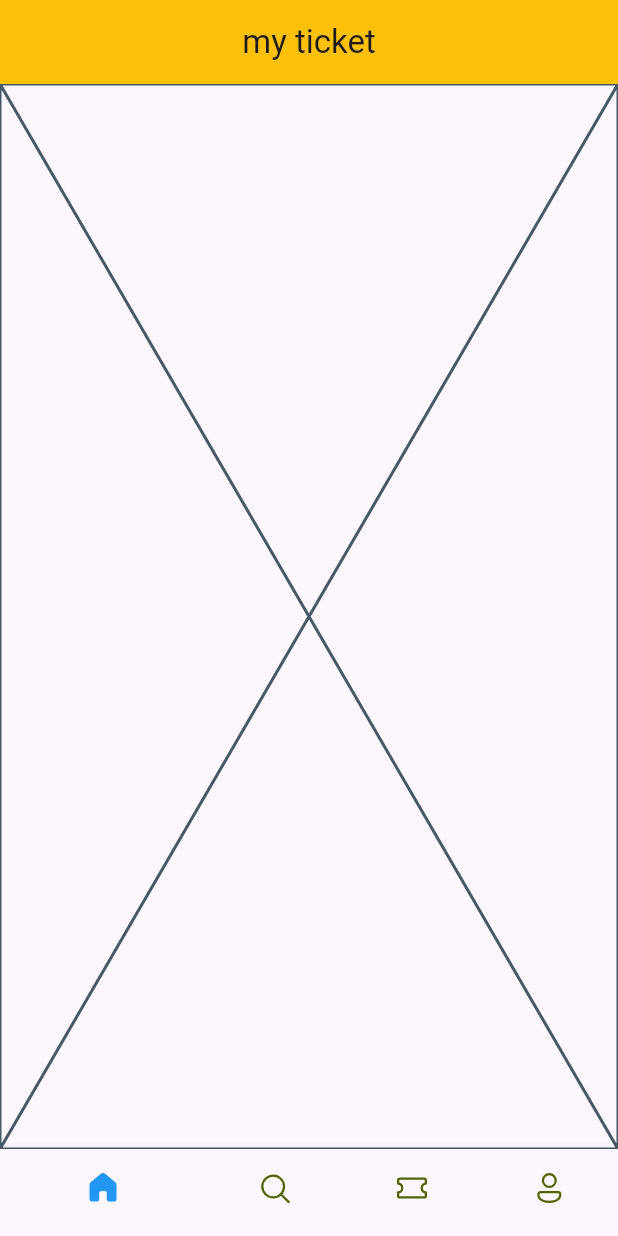
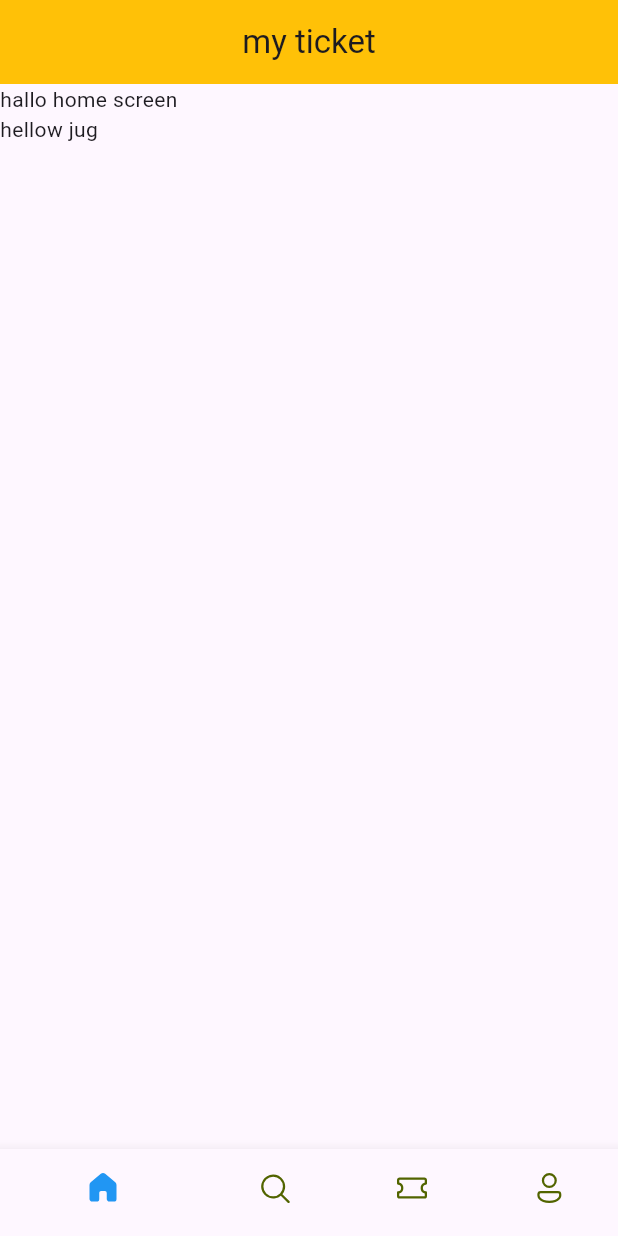
Before and after one commit to kotomonokeo/ticket-app-flutter, a Flutter app: the screen it shows after launch, on a phone screen of 412 x 824 dp. Run offline on Flutter 3.47's test engine with Material 3 defaults, Android fonts, the phone set to English and light mode, and no system bars; our stand-ins replace fluentui_icons.

Commit message:
add container in home screen

```diff
--- a/lib/screens/home_screen.dart
+++ b/lib/screens/home_screen.dart
@@ -1,4 +1,5 @@
 import 'package:flutter/cupertino.dart';
+import 'package:flutter/material.dart';
 
 class HomeScreen extends StatefulWidget {
   const HomeScreen({super.key});
@@ -10,6 +11,14 @@ class HomeScreen extends StatefulWidget {
 class _HomeScreenState extends State<HomeScreen> {
   @override
   Widget build(BuildContext context) {
-    return const Placeholder();
+    return Scaffold(
+      body: ListView(
+        children: [
+          Container(child: Text('hallo home screen'),),
+          Container(child: Text('hellow jug'),)
+
+        ],
+      ),
+    );
   }
 }
```
